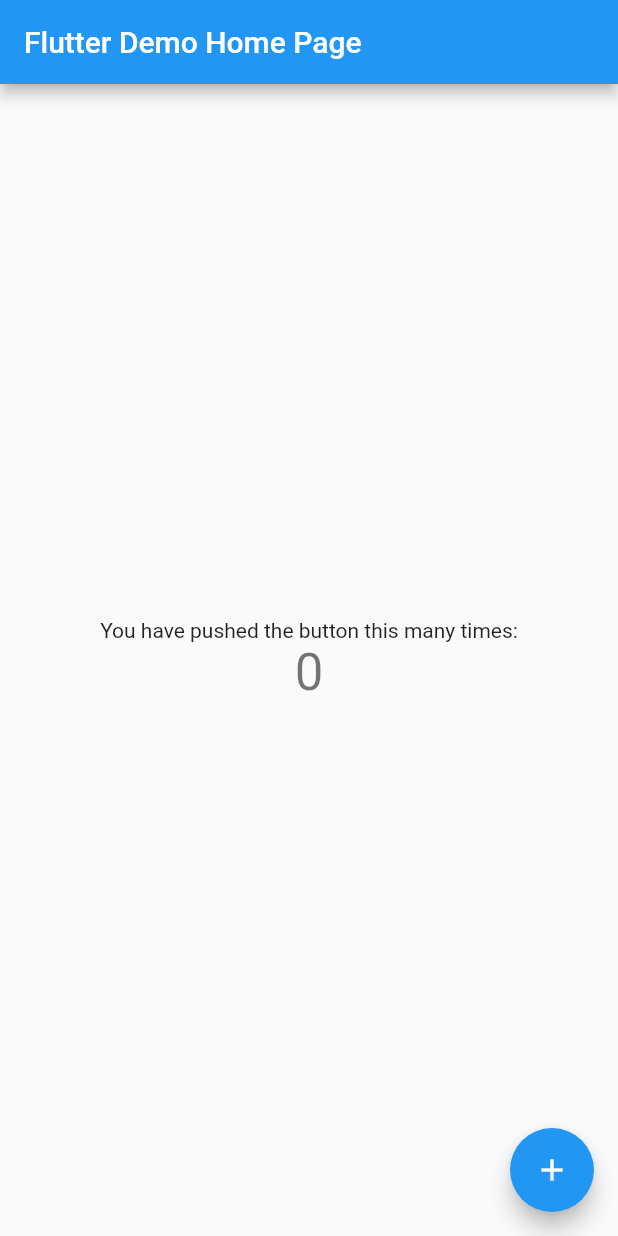
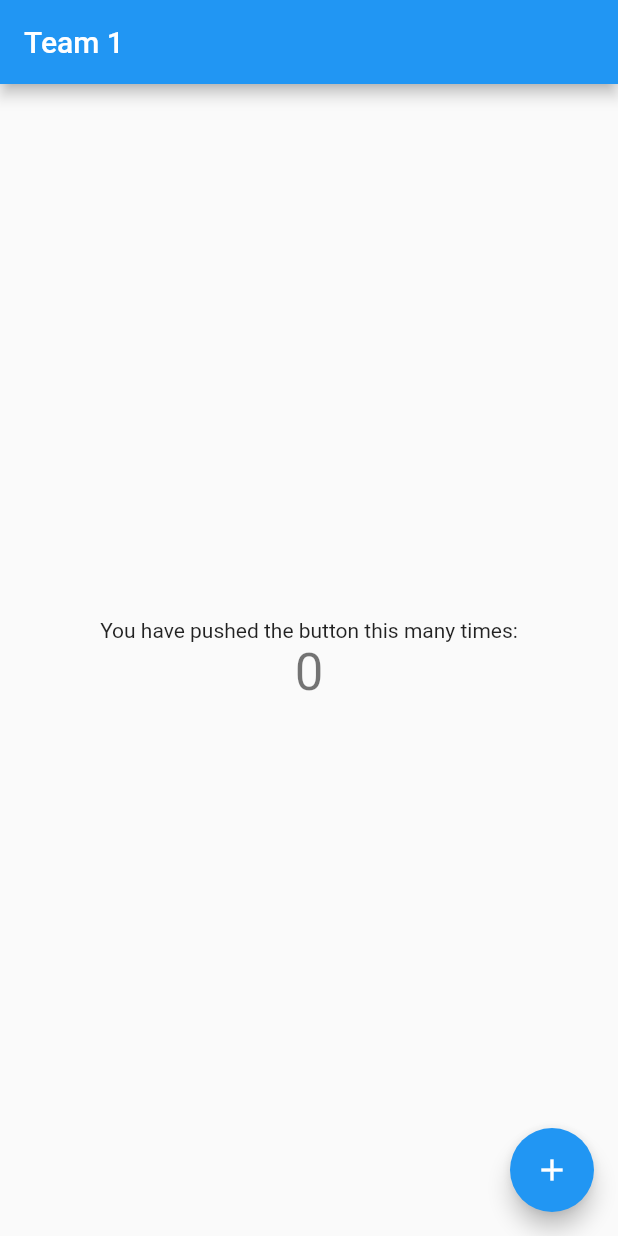
Before and after one commit to ZayniddinMamarasulov/task-manager, a Flutter app: the screen it shows after launch, on a phone screen of 412 x 824 dp. Run offline on Flutter 3.47's test engine with Material 2 defaults, Android fonts, the phone set to English and light mode, and no system bars.

Commit message:
init team1

```diff
--- a/lib/main.dart
+++ b/lib/main.dart
@@ -24,7 +24,7 @@ class MyApp extends StatelessWidget {
         // is not restarted.
         primarySwatch: Colors.blue,
       ),
-      home: const MyHomePage(title: 'Flutter Demo Home Page'),
+      home: const MyHomePage(title: 'Team 1'),
     );
   }
 }
```
